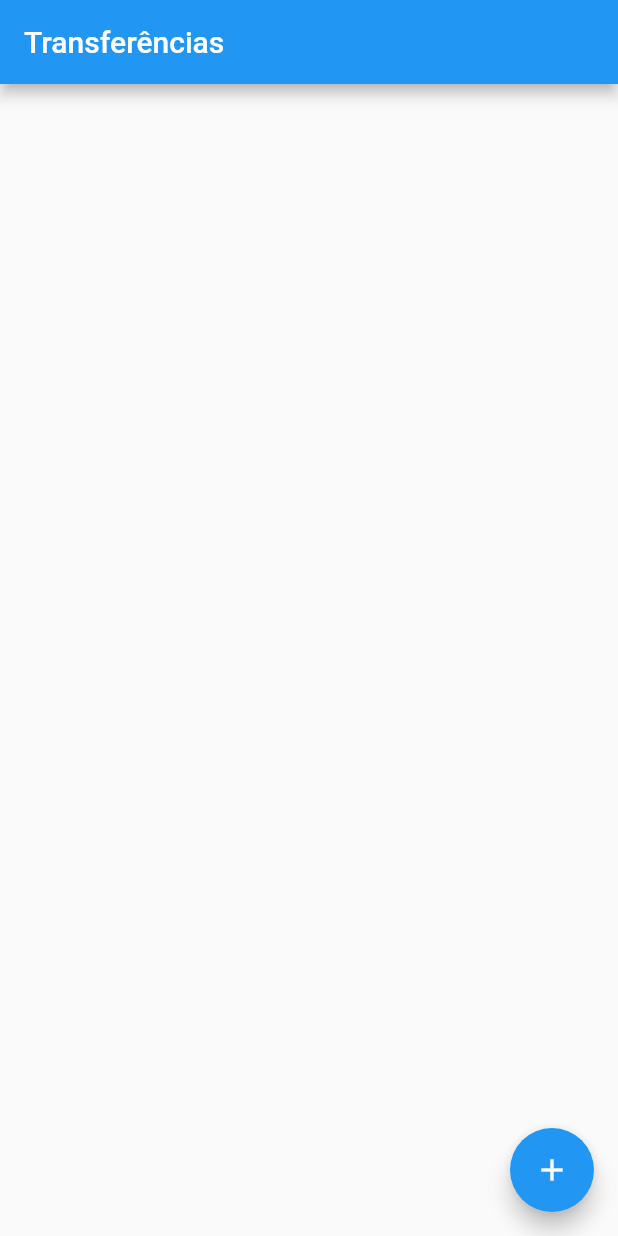
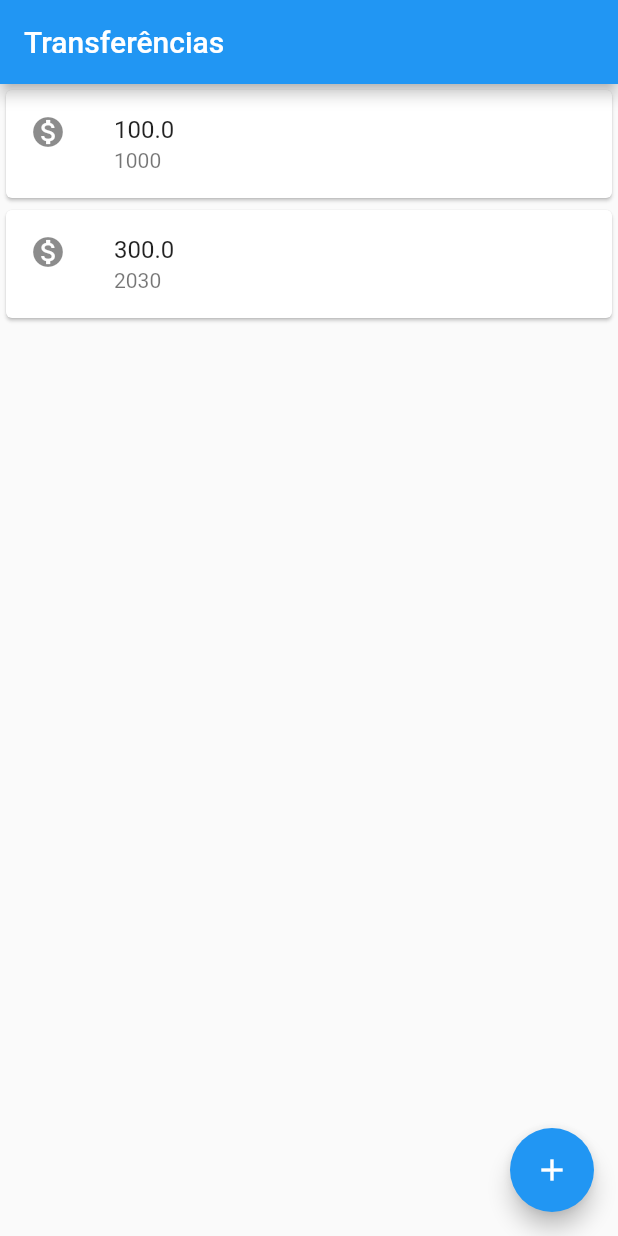
Before and after one commit to victorrmatos19/myFlutterApp, a Flutter app: the screen it shows after launch, on a phone screen of 412 x 824 dp. Run offline on Flutter 3.47's test engine with Material 2 defaults, Android fonts, the phone set to English and light mode, and no system bars.

Commit message:
refactoring code :recycle:

```diff
--- a/lib/main.dart
+++ b/lib/main.dart
@@ -4,6 +4,7 @@ import 'package:flutter/material.dart';
 void main() => runApp(
   MaterialApp(
     home: Scaffold(
+      body: ListaTrasferencia(),
       appBar: AppBar(title: Text("Transferências"),),
       floatingActionButton: FloatingActionButton(
         child: Icon(Icons.add),
@@ -11,3 +12,39 @@ void main() => runApp(
     ),
   )
 );
+
+class ListaTrasferencia extends StatelessWidget {
+  @override
+  Widget build(BuildContext context) {
+    return Column(
+      children: <Widget>[
+        ItemTrasferencia(Transferencia(100.00,1000)),
+        ItemTrasferencia(Transferencia(300.00,2030)),
+      ],
+    );
+  }
+}
+
+class ItemTrasferencia extends StatelessWidget {
+  final Transferencia _transferencia;
+
+  ItemTrasferencia(this._transferencia);
+
+  @override
+  Widget build(BuildContext context) {
+    return Card(
+        child: ListTile(
+          leading: Icon(Icons.monetization_on),
+          title: Text(_transferencia.value.toString()),
+          subtitle: Text(_transferencia.numberAccount.toString()),
+        )
+    );
+  }
+}
+
+class Transferencia {
+  double value;
+  int numberAccount;
+
+  Transferencia(this.value,this.numberAccount);
+}
```
